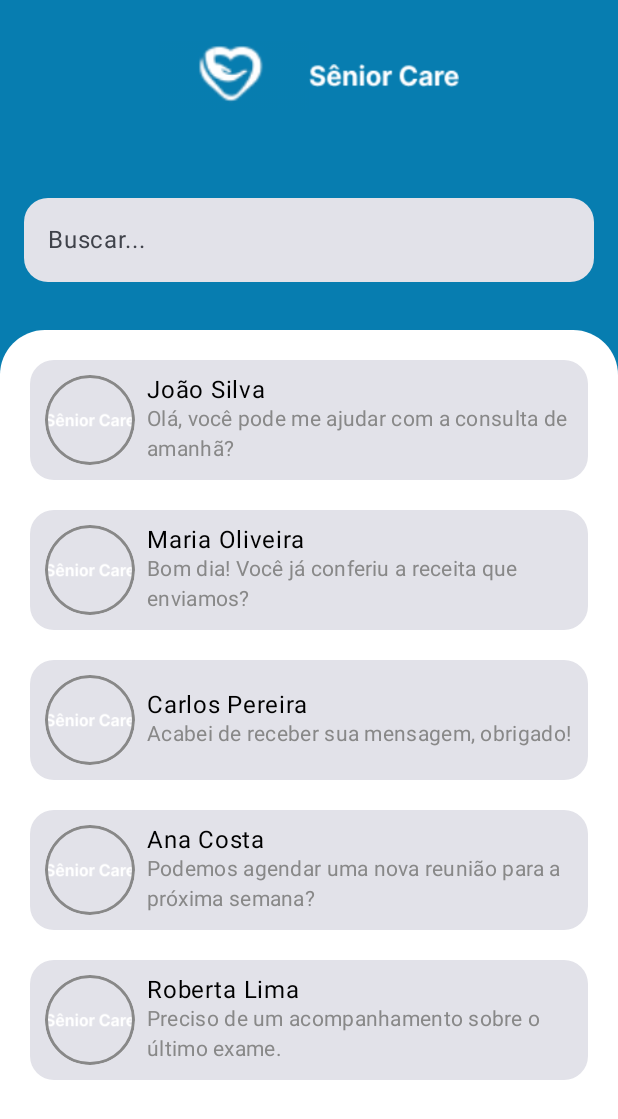
After one commit to SeniorCareSP/app-seniorCare-kotlin, an Android app built with Jetpack Compose: the ListagemDeConversa screen opened directly, with no data from a screen before it, on a phone screen of 412 x 824 dp. The commit adds this screen. Shown: the top 1119 px of the screen. Run offline under Robolectric (Android 15) with nearby library versions, the phone set to English and light mode, and no system bars.

Commit message:
adicionando a tela de conversas

```diff
--- /dev/null
+++ b/App/app/src/main/java/com/example/mobileseniorcare/Conversa.kt
@@ -0,0 +1,111 @@
+package com.example.mobileseniorcare
+
+import android.os.Bundle
+import androidx.activity.ComponentActivity
+import androidx.activity.compose.setContent
+import androidx.activity.enableEdgeToEdge
+import androidx.compose.foundation.Image
+import androidx.compose.foundation.background
+import androidx.compose.foundation.border
+import androidx.compose.foundation.layout.*
+import androidx.compose.foundation.shape.CircleShape
+import androidx.compose.foundation.shape.RoundedCornerShape
+import androidx.compose.material3.Scaffold
+import androidx.compose.material3.Text
+import androidx.compose.material3.TextField
+import androidx.compose.runtime.Composable
+import androidx.compose.ui.Alignment
+import androidx.compose.ui.Modifier
+import androidx.compose.ui.draw.clip
+import androidx.compose.ui.graphics.Color
+import androidx.compose.ui.res.painterResource
+import androidx.compose.ui.tooling.preview.Preview
+import androidx.compose.ui.unit.dp
+import com.example.mobileseniorcare.ui.theme.MobileSeniorCareTheme
+
+class Conversa : ComponentActivity() {
+    override fun onCreate(savedInstanceState: Bundle?) {
+        super.onCreate(savedInstanceState)
+        enableEdgeToEdge()
+        setContent {
+            MobileSeniorCareTheme {
+                Scaffold(modifier = Modifier.fillMaxSize()) { innerPadding ->
+                    Conversa(
+                        name = "Android",
+                        modifier = Modifier.padding(innerPadding)
+                    )
+                }
+            }
+        }
+    }
+}
+
+@Composable
+fun Conversa(name: String, modifier: Modifier = Modifier) {
+    Box(
+        modifier = modifier
+            .fillMaxSize()
+            .background(color = Color(0xFF077DB0)) // Fundo azul
+    ) {
+        // Parte superior azul com logo e texto
+        Column(
+            modifier = Modifier
+                .fillMaxWidth()
+                .fillMaxHeight(0.20f), // 35% para a área azul
+        ) {
+            Spacer(modifier = Modifier.height(10.dp))
+            Row(
+                verticalAlignment = Alignment.CenterVertically,
+                horizontalArrangement = Arrangement.Center, // Centraliza horizontalmente
+                modifier = Modifier.fillMaxWidth() // Certifica-se de que a Row ocupe a largura total
+            ) {
+                Text(
+                    text = "<",
+                    style = androidx.compose.material3.MaterialTheme.typography.bodyLarge,
+                    color = Color.White,
+                    modifier = Modifier.padding(end = 16.dp) // Espaçamento entre o texto e a imagem
+                )
+                Image(
+                    painter = painterResource(id = R.drawable.senior_care),
+                    contentDescription = "Imagem do Chat",
+                    modifier = Modifier
+                        .size(60.dp)
+                        .clip(CircleShape)
+                        .border(2.dp, Color.Gray, CircleShape)
+                )
+                Text(
+                    text = "Nome da pessoa",
+                    style = androidx.compose.material3.MaterialTheme.typography.bodyLarge,
+                    color = Color.White,
+                    modifier = Modifier.padding(start = 16.dp) // Espaçamento entre a imagem e o texto
+                )
+            }
+        }
+
+
+        // Parte inferior branca com campos de login e botões
+        Column(
+            modifier = Modifier
+                .fillMaxWidth()
+                .fillMaxHeight(0.75f)
+                .background(
+                    color = Color.White,
+                    shape = RoundedCornerShape(topEnd = 30.dp, topStart = 30.dp)
+                )
+                .align(Alignment.BottomCenter)
+                .padding(20.dp),
+            horizontalAlignment = Alignment.CenterHorizontally,
+            verticalArrangement = Arrangement.Top // Conteúdo mais para baixo
+        ) {
+            // Adicione seus campos de login e botões aqui
+        }
+    }
+}
+
+@Preview(showBackground = true, showSystemUi = true)
+@Composable
+fun ConversaPreview() {
+    MobileSeniorCareTheme {
+        Conversa(name = "Android")
+    }
+}
--- /dev/null
+++ b/App/app/src/main/java/com/example/mobileseniorcare/ListagemDeConversa.kt
@@ -0,0 +1,307 @@
+package com.example.mobileseniorcare
+
+import android.os.Bundle
+import androidx.activity.ComponentActivity
+import androidx.activity.compose.setContent
+import androidx.activity.enableEdgeToEdge
+import androidx.compose.foundation.Image
+import androidx.compose.foundation.background
+import androidx.compose.foundation.border
+import androidx.compose.foundation.layout.*
+import androidx.compose.foundation.shape.CircleShape
+import androidx.compose.foundation.shape.RoundedCornerShape
+import androidx.compose.material3.Card
+import androidx.compose.material3.OutlinedTextField
+import androidx.compose.material3.Scaffold
+import androidx.compose.material3.Text
+import androidx.compose.material3.TextFieldDefaults
+import androidx.compose.runtime.Composable
+import androidx.compose.runtime.mutableStateOf
+import androidx.compose.runtime.remember
+import androidx.compose.ui.Alignment
+import androidx.compose.ui.Modifier
+import androidx.compose.ui.draw.clip
+import androidx.compose.ui.graphics.Color
+import androidx.compose.ui.res.painterResource
+import androidx.compose.ui.tooling.preview.Preview
+import androidx.compose.ui.unit.dp
+import com.example.mobileseniorcare.ui.theme.MobileSeniorCareTheme
+
+class ListagemDeConversa : ComponentActivity() {
+    override fun onCreate(savedInstanceState: Bundle?) {
+        super.onCreate(savedInstanceState)
+        enableEdgeToEdge()
+        setContent {
+            MobileSeniorCareTheme {
+                Scaffold(modifier = Modifier.fillMaxSize()) { innerPadding ->
+                    Greeting6(modifier = Modifier.padding(innerPadding))
+                }
+            }
+        }
+    }
+}
+
+@Composable
+fun Greeting6(modifier: Modifier = Modifier) {
+    var searchQuery = "";
+
+    Box(
+        modifier = modifier
+            .fillMaxSize()
+            .background(color = Color(0xFF077DB0))
+    ) {
+        Column(
+            horizontalAlignment = Alignment.CenterHorizontally,
+            verticalArrangement = Arrangement.Top
+        ) {
+            // Linha contendo as imagens
+            Row {
+                Image(
+                    painter = painterResource(id = R.drawable.dsjak),
+                    contentDescription = "Logo do Mobile Senior Care",
+                    modifier = Modifier.size(100.dp)
+                )
+                Image(
+                    painter = painterResource(id = R.drawable.senior_care),
+                    contentDescription = "Logo do Mobile Senior Care",
+                    modifier = Modifier.size(100.dp)
+                )
+            }
+
+            Spacer(modifier = Modifier.height(16.dp))
+
+            // Campo de busca
+            Box(
+                modifier = Modifier
+                    .fillMaxWidth()
+                    .padding(8.dp) // Padding interno
+            ) {
+                OutlinedTextField(
+                    value = searchQuery,
+                    onValueChange = { searchQuery = it },
+                    placeholder = { Text("Buscar...") }, // Placeholder de busca
+                    modifier = Modifier
+                        .fillMaxWidth()
+                        .padding(8.dp), // Padding para separar o texto da borda
+                    shape = RoundedCornerShape(16.dp), // Arredondar a borda do campo de entrada
+                    colors = TextFieldDefaults.colors(
+                        focusedTextColor = Color.White,
+                        unfocusedTextColor = Color.White,
+                        cursorColor = Color.White,
+                        focusedIndicatorColor = Color.Transparent, // Removendo a linha inferior padrão
+                        unfocusedIndicatorColor = Color.Transparent, // Removendo a linha inferior padrão
+                        focusedLabelColor = Color.White,
+                        unfocusedLabelColor = Color.White
+                    )
+                )
+            }
+
+            Spacer(modifier = Modifier.height(16.dp))
+
+            // Adicionando o card com a imagem e o texto
+            Column(
+                modifier = Modifier
+                    .fillMaxWidth()
+                    .fillMaxHeight()
+                    .background(
+                        color = Color.White,
+                        shape = RoundedCornerShape(
+                            topEnd = 30.dp,
+                            topStart = 30.dp
+                        )
+                    )
+                    .padding(10.dp),
+                horizontalAlignment = Alignment.CenterHorizontally,
+                verticalArrangement = Arrangement.Top
+            ) {
+                // Card 1
+                Card(
+                    modifier = Modifier
+                        .fillMaxWidth()
+                        .padding(10.dp),
+                    shape = RoundedCornerShape(16.dp),
+                ) {
+                    Row(
+                        modifier = Modifier.padding(10.dp),
+                        verticalAlignment = Alignment.CenterVertically
+                    ) {
+                        Image(
+                            painter = painterResource(id = R.drawable.senior_care),
+                            contentDescription = "Imagem do Chat",
+                            modifier = Modifier
+                                .size(60.dp)
+                                .clip(CircleShape)
+                                .border(2.dp, Color.Gray, CircleShape)
+                        )
+                        Spacer(modifier = Modifier.width(8.dp)) // Espaço entre a imagem e o texto
+
+                        Column {
+                            Text(
+                                text = "João Silva",
+                                style = androidx.compose.material3.MaterialTheme.typography.bodyLarge,
+                                color = Color.Black
+                            )
+                            Text(
+                                text = "Olá, você pode me ajudar com a consulta de amanhã?",
+                                style = androidx.compose.material3.MaterialTheme.typography.bodyMedium,
+                                color = Color.Gray
+                            )
+                        }
+                    }
+                }
+
+                // Card 2
+                Card(
+                    modifier = Modifier
+                        .fillMaxWidth()
+                        .padding(10.dp),
+                    shape = RoundedCornerShape(16.dp),
+                ) {
+                    Row(
+                        modifier = Modifier.padding(10.dp),
+                        verticalAlignment = Alignment.CenterVertically
+                    ) {
+                        Image(
+                            painter = painterResource(id = R.drawable.senior_care),
+                            contentDescription = "Imagem do Chat",
+                            modifier = Modifier
+                                .size(60.dp)
+                                .clip(CircleShape)
+                                .border(2.dp, Color.Gray, CircleShape)
+                        )
+                        Spacer(modifier = Modifier.width(8.dp)) // Espaço entre a imagem e o texto
+
+                        Column {
+                            Text(
+                                text = "Maria Oliveira",
+                                style = androidx.compose.material3.MaterialTheme.typography.bodyLarge,
+                                color = Color.Black
+                            )
+                            Text(
+                                text = "Bom dia! Você já conferiu a receita que enviamos?",
+                                style = androidx.compose.material3.MaterialTheme.typography.bodyMedium,
+                                color = Color.Gray
+                            )
+                        }
+                    }
+                }
+
+                // Card 3
+                Card(
+                    modifier = Modifier
+                        .fillMaxWidth()
+                        .padding(10.dp),
+                    shape = RoundedCornerShape(16.dp),
+                ) {
+                    Row(
+                        modifier = Modifier.padding(10.dp),
+                        verticalAlignment = Alignment.CenterVertically
+                    ) {
+                        Image(
+                            painter = painterResource(id = R.drawable.senior_care),
+                            contentDescription = "Imagem do Chat",
+                            modifier = Modifier
+                                .size(60.dp)
+                                .clip(CircleShape)
+                                .border(2.dp, Color.Gray, CircleShape)
+                        )
+                        Spacer(modifier = Modifier.width(8.dp)) // Espaço entre a imagem e o texto
+
+                        Column {
+                            Text(
+                                text = "Carlos Pereira",
+                                style = androidx.compose.material3.MaterialTheme.typography.bodyLarge,
+                                color = Color.Black
+                            )
+                            Text(
+                                text = "Acabei de receber sua mensagem, obrigado!",
+                                style = androidx.compose.material3.MaterialTheme.typography.bodyMedium,
+                                color = Color.Gray
+                            )
+                        }
+                    }
+                }
+
+                // Card 4
+                Card(
+                    modifier = Modifier
+                        .fillMaxWidth()
+                        .padding(10.dp),
+                    shape = RoundedCornerShape(16.dp),
+                ) {
+                    Row(
+                        modifier = Modifier.padding(10.dp),
+                        verticalAlignment = Alignment.CenterVertically
+                    ) {
+                        Image(
+                            painter = painterResource(id = R.drawable.senior_care),
+                            contentDescription = "Imagem do Chat",
+                            modifier = Modifier
+                                .size(60.dp)
+                                .clip(CircleShape)
+                                .border(2.dp, Color.Gray, CircleShape)
+                        )
+                        Spacer(modifier = Modifier.width(8.dp)) // Espaço entre a imagem e o texto
+
+                        Column {
+                            Text(
+                                text = "Ana Costa",
+                                style = androidx.compose.material3.MaterialTheme.typography.bodyLarge,
+                                color = Color.Black
+                            )
+                            Text(
+                                text = "Podemos agendar uma nova reunião para a próxima semana?",
+                                style = androidx.compose.material3.MaterialTheme.typography.bodyMedium,
+                                color = Color.Gray
+                            )
+                        }
+                    }
+                }
+
+                // Card 5
+                Card(
+                    modifier = Modifier
+                        .fillMaxWidth()
+                        .padding(10.dp),
+                    shape = RoundedCornerShape(16.dp),
+                ) {
+                    Row(
+                        modifier = Modifier.padding(10.dp),
+                        verticalAlignment = Alignment.CenterVertically
+                    ) {
+                        Image(
+                            painter = painterResource(id = R.drawable.senior_care),
+                            contentDescription = "Imagem do Chat",
+                            modifier = Modifier
+                                .size(60.dp)
+                                .clip(CircleShape)
+                                .border(2.dp, Color.Gray, CircleShape)
+                        )
+                        Spacer(modifier = Modifier.width(8.dp)) // Espaço entre a imagem e o texto
+
+                        Column {
+                            Text(
+                                text = "Roberta Lima",
+                                style = androidx.compose.material3.MaterialTheme.typography.bodyLarge,
+                                color = Color.Black
+                            )
+                            Text(
+                                text = "Preciso de um acompanhamento sobre o último exame.",
+                                style = androidx.compose.material3.MaterialTheme.typography.bodyMedium,
+                                color = Color.Gray
+                            )
+                        }
+                    }
+                }
+            }
+        }
+    }
+}
+
+@Preview(showBackground = true, showSystemUi = true)
+@Composable
+fun GreetingPreview6() {
+    MobileSeniorCareTheme {
+        Greeting6()
+    }
+}
--- a/App/app/src/main/java/com/example/mobileseniorcare/Login.kt
+++ b/App/app/src/main/java/com/example/mobileseniorcare/Login.kt
@@ -47,6 +47,7 @@ class Login : ComponentActivity() {
             enableEdgeToEdge()
             setContent {
                 MobileSeniorCareTheme {
+
                     Scaffold(modifier = Modifier.fillMaxSize()) { innerPadding ->
                         Greeting(
                             name = "Android",
@@ -139,7 +140,7 @@ fun Greeting(name: String, modifier: Modifier = Modifier) {
                 )
                 Spacer(modifier = Modifier.height(40.dp)) // Espaço entre o segundo input e o botão de login
                 Button(
-                onClick = { /* Ação de login */ },
+                    onClick = {},
                     modifier = Modifier
                         .fillMaxWidth()
                         .clip(androidx.compose.foundation.shape.RoundedCornerShape(8.dp)), // Bordas arredondadas
--- a/App/app/src/main/res/values/strings.xml
+++ b/App/app/src/main/res/values/strings.xml
@@ -9,5 +9,7 @@
     <string name="slogan">MobileSeniorCare</string>
     <string name="header_text">Sênior Care</string>
     <string name="slogan_inicial">Conectando corações, cuidando de quem você ama.</string>
+    <string name="title_activity_listagem_de_conversa">ListagemDeConversa</string>
+    <string name="title_activity_conversa">Conversa</string>
 
 </resources>
```
Also changed, not shown: App/app/src/main/AndroidManifest.xml (+10 -0 lines), App/app/src/main/res/drawable/dsjak.png (added), App/app/src/main/res/drawable/senior_care.png (added), 724 other files. Lines whose indentation alone changed are shown as unchanged.
